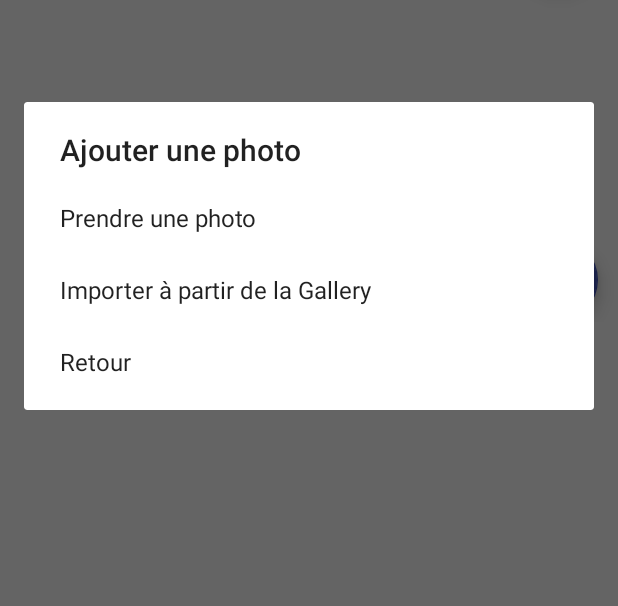
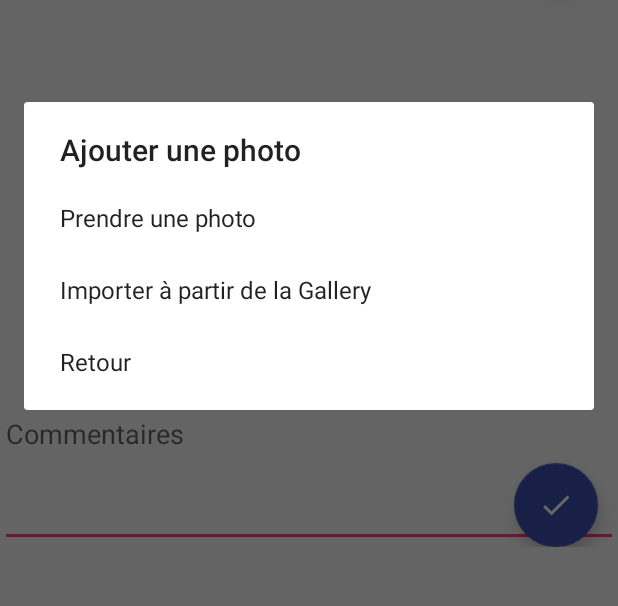
Before and after one commit to Aasgard/CarnetDePecheV2, an Android app: the AddPlace screen opened directly, with no data from a screen before it, after a tap on an icon or button, on a phone screen of 412 x 824 dp, the part 362-968 px from its top. Run offline under Robolectric (Android 15) with nearby library versions, the phone set to English and light mode, and no system bars.

Commit message:
Edited view AddPlace

```diff
--- a/app/src/main/res/layout/activity_add_place.xml
+++ b/app/src/main/res/layout/activity_add_place.xml
@@ -1,5 +1,5 @@
 <?xml version="1.0" encoding="utf-8"?>
-<LinearLayout xmlns:android="http://schemas.android.com/apk/res/android"
+<android.support.design.widget.CoordinatorLayout xmlns:android="http://schemas.android.com/apk/res/android"
     xmlns:app="http://schemas.android.com/apk/res-auto"
     xmlns:tools="http://schemas.android.com/tools"
     android:id="@+id/activity_add_place"
@@ -63,11 +63,20 @@
                 android:name="com.google.android.gms.maps.SupportMapFragment"
                 android:layout_width="match_parent"
                 android:layout_height="250dp"
-                android:layout_below="@+id/add_place_header_photos"
-                android:layout_alignParentStart="true" />
+                android:layout_alignParentStart="true"
+                android:layout_below="@+id/add_place_header_photos" />
+
+            <EditText
+                android:layout_width="match_parent"
+                android:layout_height="150dp"
+                android:inputType="textMultiLine"
+                android:ems="10"
+                android:id="@+id/add_place_commentaries"
+                android:layout_below="@+id/map"
+                android:hint="Commentaires" />
 
 
         </RelativeLayout>
     </ScrollView>
 
-</LinearLayout>
+</android.support.design.widget.CoordinatorLayout>
```
Also changed, not shown: app/src/main/res/layout/activity_test.xml (+14 -14 lines).
